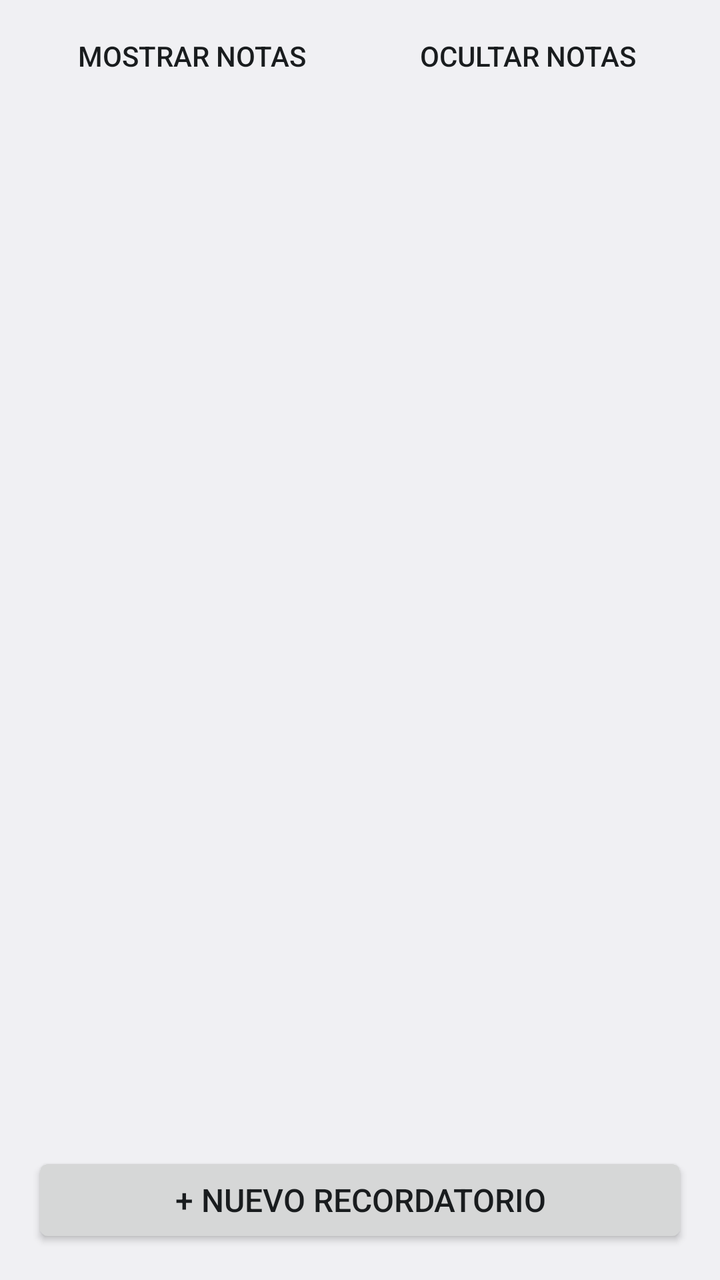
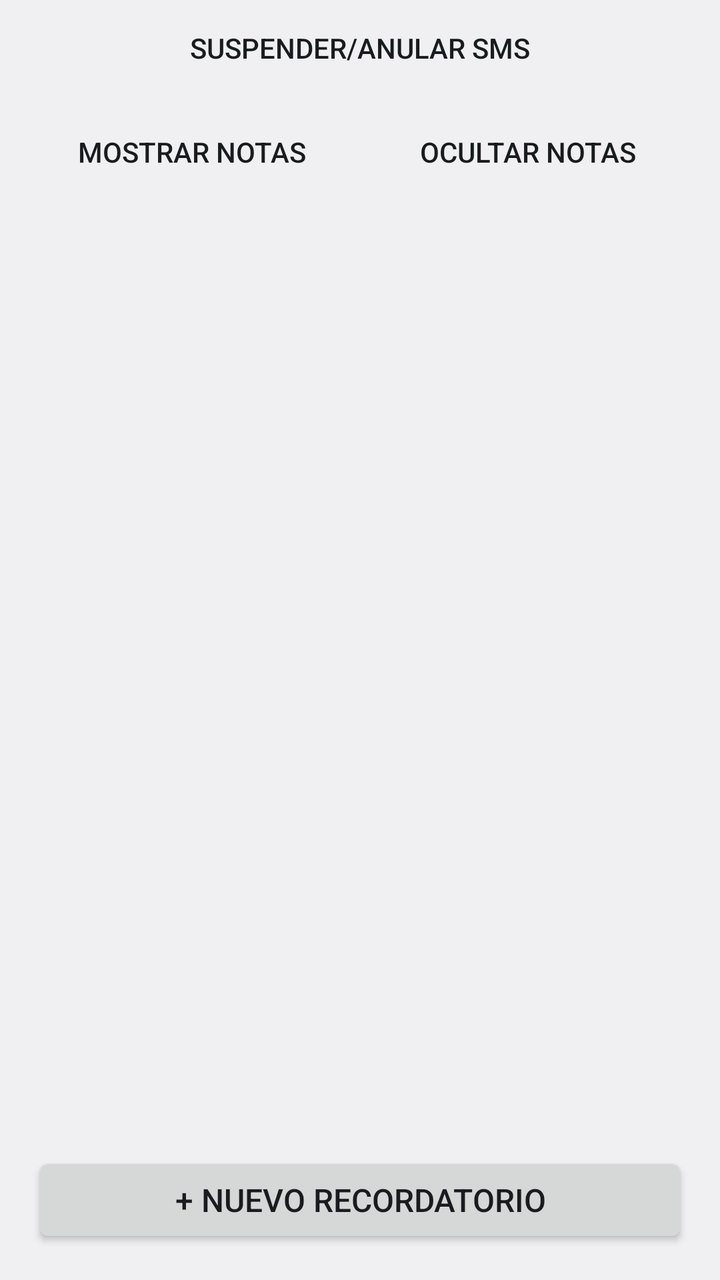

Before-and-after screenshots of an Android layout around one commit, followed by the original layout XML and the change that was made.
<!-- AndroidManifest.xml: application theme Tema -->
<!-- res/layout/activity_main.xml -->
<?xml version="1.0" encoding="utf-8"?>
<LinearLayout xmlns:android="http://schemas.android.com/apk/res/android"
    android:layout_width="match_parent"
    android:layout_height="match_parent"
    android:orientation="vertical">

    <TextView
        android:id="@+id/aviso"
        android:layout_width="match_parent"
        android:layout_height="wrap_content"
        android:background="#FFF4CE"
        android:padding="14dp"
        android:textColor="#5C4400"
        android:textSize="15sp"
        android:visibility="gone" />

    <LinearLayout
        android:layout_width="match_parent"
        android:layout_height="wrap_content"
        android:orientation="horizontal"
        android:paddingHorizontal="12dp"
        android:paddingTop="4dp">

        <Button
            android:id="@+id/btnMostrarNotas"
            style="?android:attr/borderlessButtonStyle"
            android:layout_width="0dp"
            android:layout_height="wrap_content"
            android:layout_weight="1"
            android:text="Mostrar notas" />

        <Button
            android:id="@+id/btnOcultarNotas"
            style="?android:attr/borderlessButtonStyle"
            android:layout_width="0dp"
            android:layout_height="wrap_content"
            android:layout_weight="1"
            android:text="Ocultar notas" />
    </LinearLayout>

    <ScrollView
        android:layout_width="match_parent"
        android:layout_height="0dp"
        android:layout_weight="1">

        <LinearLayout
            android:id="@+id/lista"
            android:layout_width="match_parent"
            android:layout_height="wrap_content"
            android:orientation="vertical"
            android:padding="8dp" />
    </ScrollView>

    <Button
        android:id="@+id/btnNuevo"
        android:layout_width="match_parent"
        android:layout_height="wrap_content"
        android:layout_margin="16dp"
        android:text="+ Nuevo recordatorio"
        android:textSize="16sp" />
</LinearLayout>
<!-- resources referenced by this layout -->
<resources>
  <style name="Tema" parent="android:Theme.DeviceDefault.DayNight" />
</resources>

<!-- the commit's change to res/layout/activity_main.xml (unified diff, before → after) -->
@@ -13,6 +13,27 @@
         android:textColor="#5C4400"
         android:textSize="15sp"
         android:visibility="gone" />
+
+    <TextView
+        android:id="@+id/avisoSms"
+        android:layout_width="match_parent"
+        android:layout_height="wrap_content"
+        android:background="#B3261E"
+        android:gravity="center"
+        android:padding="10dp"
+        android:text="Envíos SMS se encuentran SUSPENDIDOS/ANULADOS"
+        android:textColor="#FFFFFF"
+        android:textSize="15sp"
+        android:textStyle="bold"
+        android:visibility="gone" />
+
+    <Button
+        android:id="@+id/btnSms"
+        style="?android:attr/borderlessButtonStyle"
+        android:layout_width="match_parent"
+        android:layout_height="wrap_content"
+        android:layout_marginHorizontal="12dp"
+        android:text="Suspender/Anular SMS" />
 
     <LinearLayout
         android:layout_width="match_parent"
